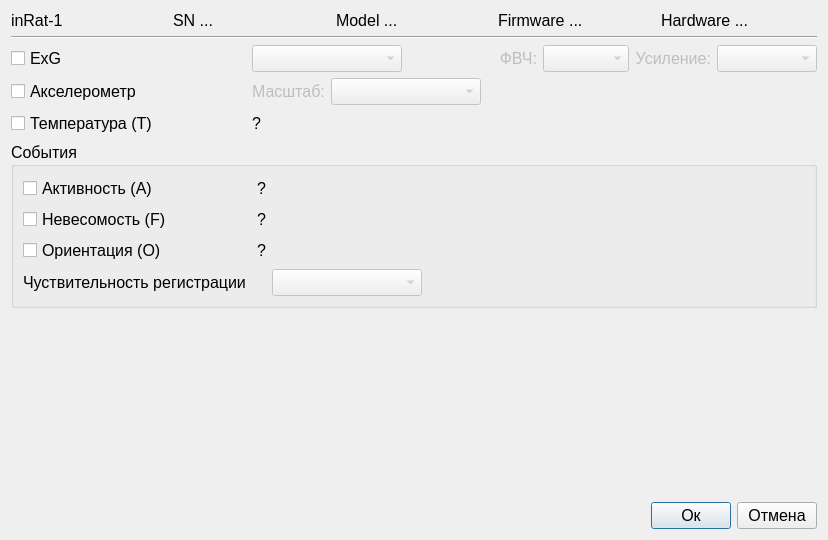
The window that resources/dlg_inrat_config.ui (mcsltd/mcs-inRat-monitor) describes before a commit, drawn with Qt 5.
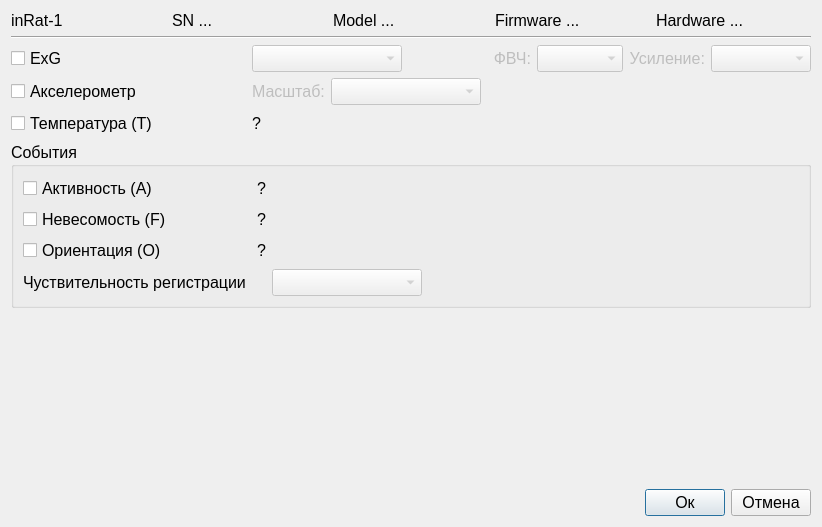
The same window after the commit. Icons and pictures are not drawn.

Patch:
```diff
--- a/resources/dlg_inrat_config.ui
+++ b/resources/dlg_inrat_config.ui
@@ -6,8 +6,8 @@
    <rect>
     <x>0</x>
     <y>0</y>
-    <width>828</width>
-    <height>540</height>
+    <width>822</width>
+    <height>527</height>
    </rect>
   </property>
   <property name="windowTitle">
```
